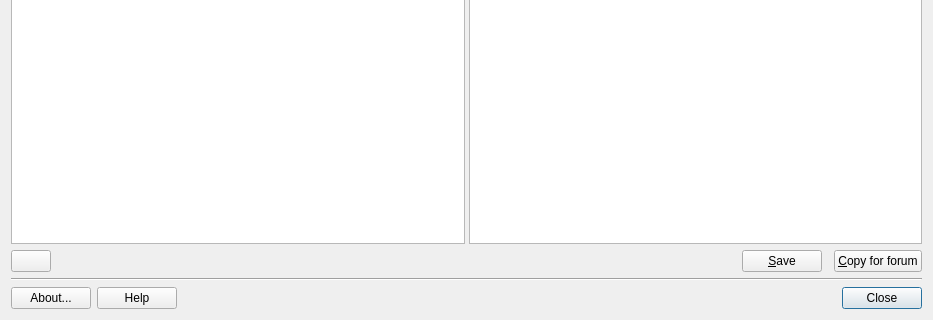
Before: the Qt Designer form mainwindow.ui in MX-Linux/quick-system-info-gui, drawn with Qt 5; both pictures show x 0 to 933 and y 374 to 694 of the 933 by 694 pixel window.
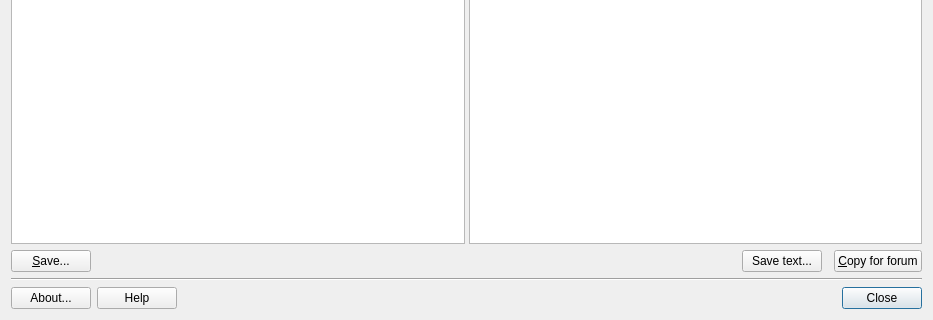
After: the same form once the commit is applied. Icons and pictures are not drawn.

Commit message: Make the UI focus on saving the archive file. Remove "C" shortcut for forum copy.

Patch:
```diff
--- a/mainwindow.ui
+++ b/mainwindow.ui
@@ -93,12 +93,12 @@
        </spacer>
       </item>
       <item row="1" column="3" colspan="2">
-       <widget class="QPushButton" name="pushSave">
+       <widget class="QPushButton" name="pushSaveText">
         <property name="toolTip">
          <string>Save the system information to a text file.</string>
         </property>
         <property name="text">
-         <string>&amp;Save</string>
+         <string>Save text...</string>
         </property>
         <property name="icon">
          <iconset theme="document-save">
@@ -158,7 +158,13 @@
        </widget>
       </item>
       <item row="1" column="0" colspan="2">
-       <widget class="QPushButton" name="pushMultiSave">
+       <widget class="QPushButton" name="pushSave">
+        <property name="toolTip">
+         <string>Save the system information selected from the list to an archive file.</string>
+        </property>
+        <property name="text">
+         <string>&amp;Save...</string>
+        </property>
         <property name="icon">
          <iconset theme="document-save">
           <normaloff>.</normaloff>.</iconset>
```
Left out of the diff: 7 changed lines with no effect on the pictures. The commit also changes 2 other files.
